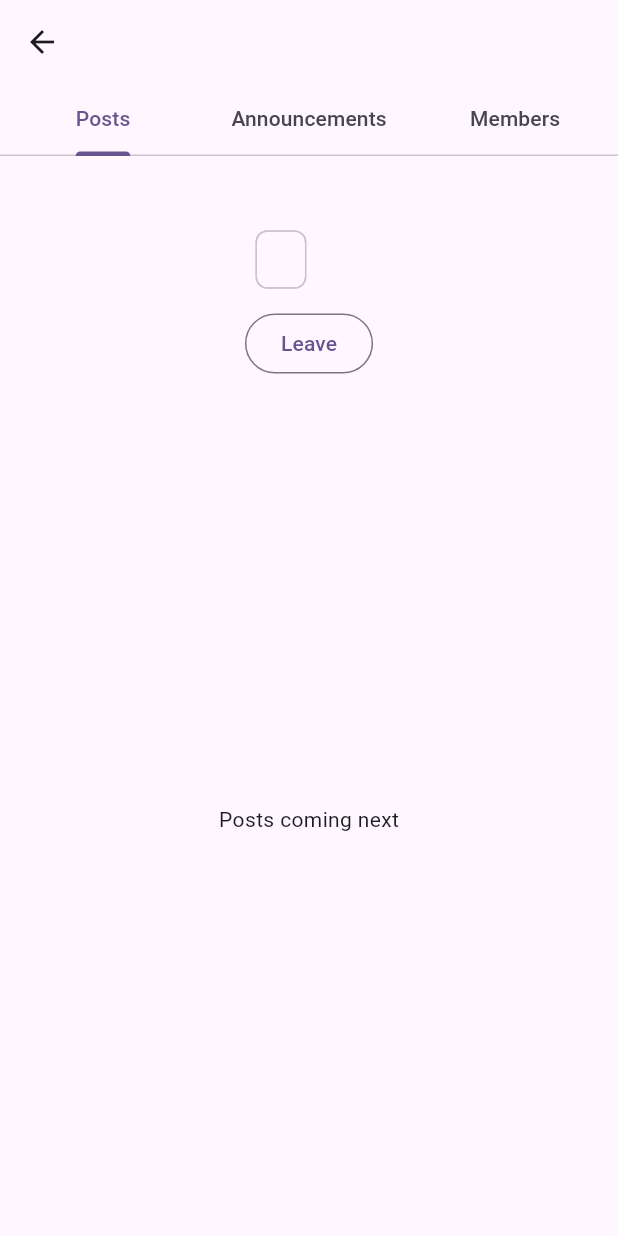
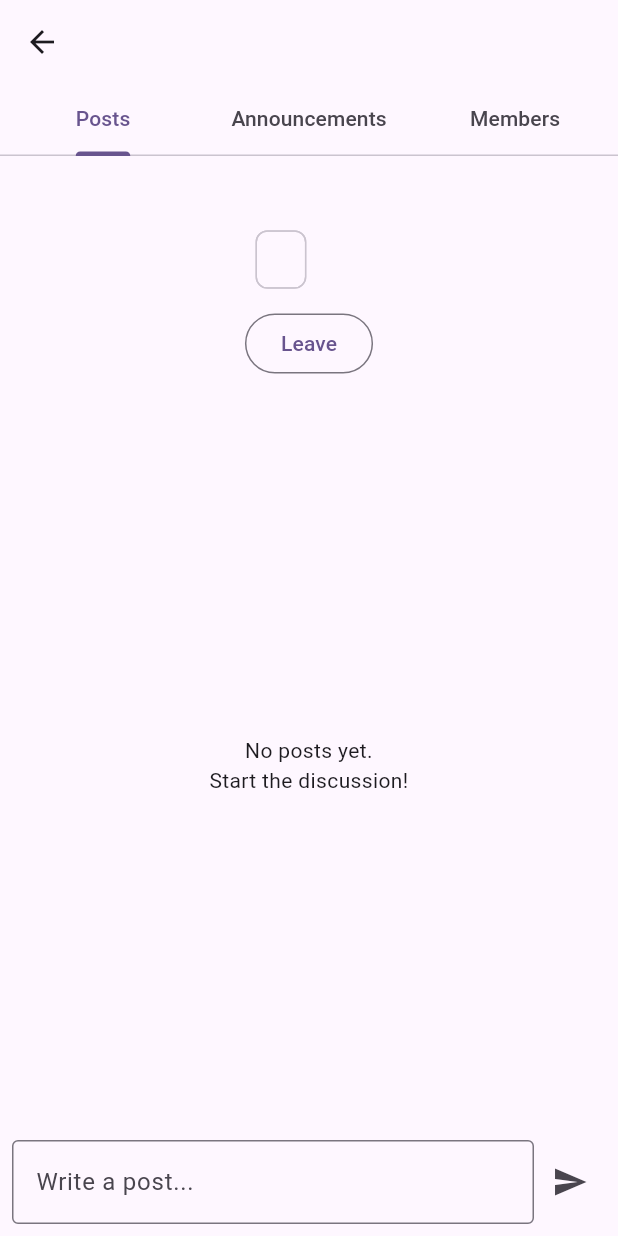
Before and after one commit to Arankan05/onecamp, a Flutter app: the CommunityDetailsScreen screen opened directly with empty values, on a phone screen of 412 x 824 dp. Run offline on Flutter 3.47's test engine with Material 3 defaults, Android fonts, the phone set to English and light mode, and no system bars; our stand-ins replace cloud_firestore, firebase_auth, firebase_core; accounts and stored records are empty.

Commit message:
Add posts tab

```diff
--- a/lib/features/communities/screens/community_details_screen.dart
+++ b/lib/features/communities/screens/community_details_screen.dart
@@ -3,6 +3,7 @@ import 'package:flutter/material.dart';
 import '../controllers/community_controller.dart';
 import '../models/community.dart';
 import '../widgets/members_tab.dart';
+import '../widgets/posts_tab.dart';
 
 class CommunityDetailsScreen extends StatefulWidget {
   const CommunityDetailsScreen({super.key, required this.communityId});
@@ -86,7 +87,10 @@ class _CommunityDetailsScreenState extends State<CommunityDetailsScreen> {
                 Expanded(
                   child: TabBarView(
                     children: [
-                      const Center(child: Text('Posts coming next')),
+                                            PostsTab(
+                        controller: _controller,
+                        communityId: widget.communityId,
+                      ),
                       const Center(child: Text('Announcements coming next')),
                       MembersTab(
                         controller: _controller,
--- /dev/null
+++ b/lib/features/communities/widgets/posts_tab.dart
@@ -0,0 +1,130 @@
+import 'package:flutter/material.dart';
+
+import '../controllers/community_controller.dart';
+import '../models/community_post.dart';
+
+class PostsTab extends StatefulWidget {
+  const PostsTab({
+    super.key,
+    required this.controller,
+    required this.communityId,
+  });
+
+  final CommunityController controller;
+  final String communityId;
+
+  @override
+  State<PostsTab> createState() => _PostsTabState();
+}
+
+class _PostsTabState extends State<PostsTab> {
+  final _textController = TextEditingController();
+
+  @override
+  void dispose() {
+    _textController.dispose();
+    super.dispose();
+  }
+
+  Future<void> _send() async {
+    final text = _textController.text.trim();
+    if (text.isEmpty) return;
+    if (text.length > 500) {
+      ScaffoldMessenger.of(context).showSnackBar(
+        const SnackBar(content: Text('Post is too long (max 500).')),
+      );
+      return;
+    }
+
+    final success = await widget.controller.addPost(widget.communityId, text);
+    if (!mounted) return;
+
+    if (success) {
+      _textController.clear();
+    } else {
+      ScaffoldMessenger.of(context).showSnackBar(
+        SnackBar(
+          content: Text(
+            widget.controller.errorMessage ?? 'Something went wrong.',
+          ),
+        ),
+      );
+    }
+  }
+
+  String _shortId(String id) => id.length > 6 ? id.substring(0, 6) : id;
+
+  @override
+  Widget build(BuildContext context) {
+    return Column(
+      children: [
+        Expanded(
+          child: StreamBuilder<List<CommunityPost>>(
+            stream: widget.controller.watchPosts(widget.communityId),
+            builder: (context, snapshot) {
+              if (snapshot.connectionState == ConnectionState.waiting) {
+                return const Center(child: CircularProgressIndicator());
+              }
+              if (snapshot.hasError) {
+                return const Center(child: Text('Could not load posts.'));
+              }
+              final posts = snapshot.data ?? [];
+              if (posts.isEmpty) {
+                return const Center(
+                  child: Text('No posts yet.\nStart the discussion!',
+                      textAlign: TextAlign.center),
+                );
+              }
+              return ListView.builder(
+                itemCount: posts.length,
+                itemBuilder: (context, index) {
+                  final post = posts[index];
+                  return Card(
+                    margin:
+                        const EdgeInsets.symmetric(horizontal: 12, vertical: 4),
+                    child: ListTile(
+                      title: Text(post.text),
+                      subtitle: Text('Member ${_shortId(post.authorId)}'),
+                    ),
+                  );
+                },
+              );
+            },
+          ),
+        ),
+        StreamBuilder<bool>(
+          stream: widget.controller.watchIsMember(widget.communityId),
+          builder: (context, snapshot) {
+            final isMember = snapshot.data ?? false;
+            if (!isMember) {
+              return const Padding(
+                padding: EdgeInsets.all(12),
+                child: Text('Join this community to post.'),
+              );
+            }
+            return Padding(
+              padding: const EdgeInsets.all(8),
+              child: Row(
+                children: [
+                  Expanded(
+                    child: TextField(
+                      controller: _textController,
+                      decoration: const InputDecoration(
+                        hintText: 'Write a post...',
+                        border: OutlineInputBorder(),
+                      ),
+                    ),
+                  ),
+                  IconButton(
+                    icon: const Icon(Icons.send),
+                    onPressed: _send,
+                  ),
+                ],
+              ),
+            );
+          },
+        ),
+      ],
+    );
+  }
+}
```
